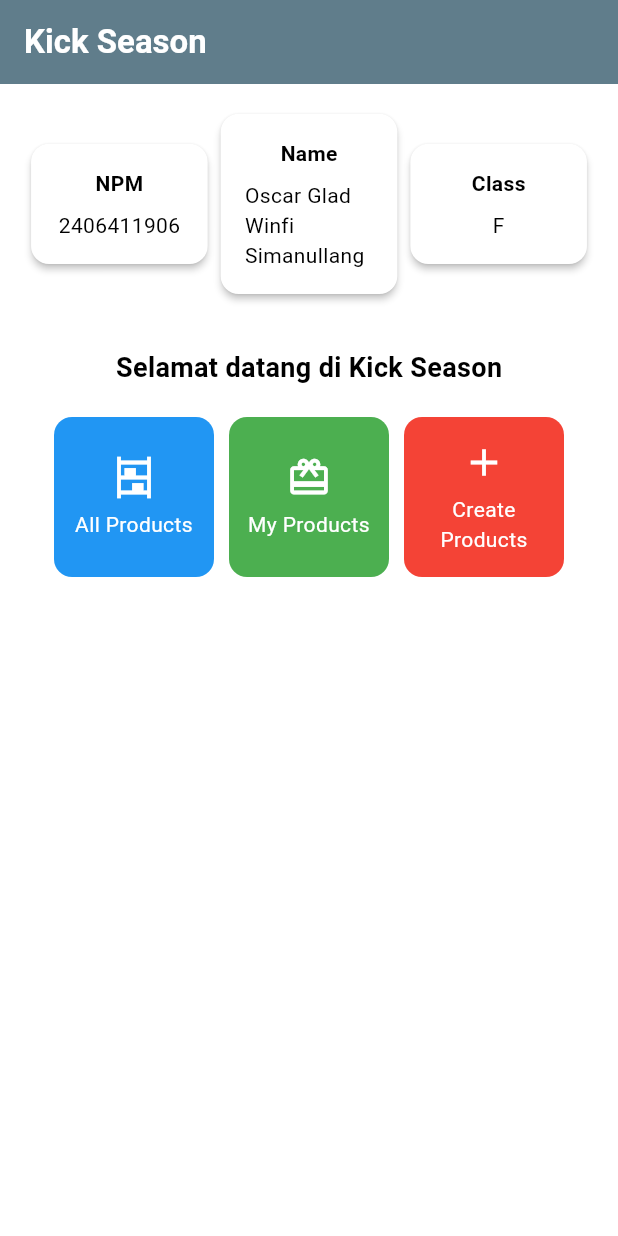
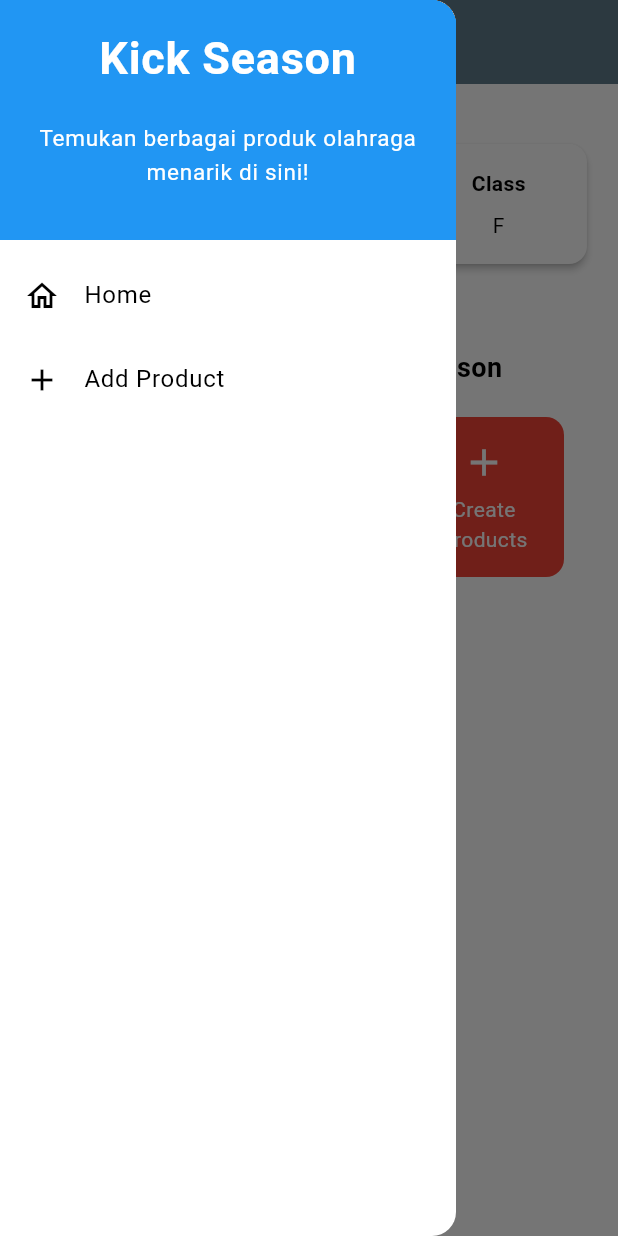
Before and after one commit to OscarGlad14/kick-season-mobile, a Flutter app: the screen it shows after launch, with the side drawer open (before the commit the screen has no drawer), on a phone screen of 412 x 824 dp. Run offline on Flutter 3.47's test engine with Material 3 defaults, Android fonts, the light colour scheme and no system bars.

Commit message:
Menyelesaikan tugas 8

```diff
--- a/lib/main.dart
+++ b/lib/main.dart
@@ -1,5 +1,5 @@
 import 'package:flutter/material.dart';
-import 'package:kick_season/menu.dart';
+import 'package:kick_season/screens/menu.dart';
 
 void main() {
   runApp(const MyApp());
--- a/lib/menu.dart
+++ b/lib/screens/menu.dart
@@ -1,5 +1,6 @@
 import 'package:flutter/material.dart';
-
+import 'package:kick_season/widgets/product_card.dart';
+import 'package:kick_season/widgets/left_drawer.dart';
 
 class MyHomePage extends StatelessWidget {
   MyHomePage({super.key});
@@ -30,6 +31,7 @@ class MyHomePage extends StatelessWidget {
         // Warna latar belakang AppBar diambil dari skema warna tema aplikasi.
         backgroundColor: Theme.of(context).colorScheme.primary,
       ),
+      drawer: LeftDrawer(),
       // Body halaman dengan padding di sekelilingnya.
       body: Padding(
         padding: const EdgeInsets.all(16.0),
@@ -133,57 +135,3 @@ class ItemHomepage {
 
  ItemHomepage(this.name, this.icon, this.color);
 }
-
-class ItemCard extends StatelessWidget {
-  // Menampilkan kartu dengan ikon dan nama.
-
-  final ItemHomepage item;
-
-  const ItemCard(this.item, {super.key});
-
-  @override
-  Widget build(BuildContext context) {
-    return Material(
-      // Menentukan warna latar belakang dari tema aplikasi.
-      color: item.color,
-      // Membuat sudut kartu melengkung.
-      borderRadius: BorderRadius.circular(12),
-
-      child: InkWell(
-        // Aksi ketika kartu ditekan.
-        onTap: () {
-          // Menampilkan pesan SnackBar saat kartu ditekan.
-          ScaffoldMessenger.of(context)
-            ..hideCurrentSnackBar()
-            ..showSnackBar(
-              SnackBar(content: Text("Kamu telah menekan tombol ${item.name}"))
-            );
-        },
-        // Container untuk menyimpan Icon dan Text
-        child: Container(
-          padding: const EdgeInsets.all(8),
-          child: Center(
-            child: Column(
-              // Menyusun ikon dan teks di tengah kartu.
-              mainAxisAlignment: MainAxisAlignment.center,
-              children: [
-                Icon(
-                  item.icon,
-                  color: Colors.white,
-                  size: 30.0,
-                ),
-                const Padding(padding: EdgeInsets.all(3)),
-                Text(
-                  item.name,
-                  textAlign: TextAlign.center,
-                  style: const TextStyle(color: Colors.white),
-                ),
-              ],
-            ),
-          ),
-        ),
-      ),
-    );
-  }
-
-}
--- /dev/null
+++ b/lib/widgets/left_drawer.dart
@@ -0,0 +1,68 @@
+import 'package:flutter/material.dart';
+import 'package:kick_season/screens/menu.dart';
+import 'package:kick_season/screens/product_form.dart';
+
+class LeftDrawer extends StatelessWidget {
+  const LeftDrawer({super.key});
+
+  @override
+  Widget build(BuildContext context) {
+    return Drawer(
+      child: ListView(
+        children: [
+          const DrawerHeader(
+            decoration: BoxDecoration(
+              color: Colors.blue,
+            ),
+            child: Column(
+              children: [
+                Text(
+                  'Kick Season',
+                  textAlign: TextAlign.center,
+                  style: TextStyle(
+                    fontSize: 30,
+                    fontWeight: FontWeight.bold,
+                    color: Colors.white,
+                  ),
+                ),
+                Padding(padding: EdgeInsets.all(10)),
+                Text("Temukan berbagai produk olahraga menarik di sini!",
+                    textAlign: TextAlign.center,
+                    style: TextStyle(
+                      fontSize: 15,
+                      fontWeight: FontWeight.normal,
+                      color: Colors.white,
+                    )
+                    ),
+              ],
+            ),
+          ),
+            ListTile(
+              leading: const Icon(Icons.home_outlined),
+              title: const Text('Home'),
+              // Bagian redirection ke MyHomePage
+              onTap: () {
+                Navigator.pushReplacement(
+                    context,
+                    MaterialPageRoute(
+                      builder: (context) => MyHomePage(),
+                    ));
+              },
+            ),
+            ListTile(
+              leading: const Icon(Icons.add),
+              title: const Text('Add Product'),
+              // Bagian redirection ke ProductFormPage
+              onTap: () {
+                Navigator.pushReplacement(
+                    context,
+                    MaterialPageRoute(
+                      builder: (context) => ProductFormPage(),
+                    ));
+              },
+            ),
+        ],
+      ),
+    );
+  }
+}
--- /dev/null
+++ b/lib/widgets/product_card.dart
@@ -0,0 +1,67 @@
+import 'package:flutter/material.dart';
+import 'package:kick_season/screens/product_form.dart';
+import 'package:kick_season/screens/menu.dart';
+
+
+class ItemCard extends StatelessWidget {
+  // Menampilkan kartu dengan ikon dan nama.
+
+  final ItemHomepage item;
+
+  const ItemCard(this.item, {super.key});
+
+  @override
+  Widget build(BuildContext context) {
+    return Material(
+      // Menentukan warna latar belakang dari tema aplikasi.
+      color: item.color,
+      // Membuat sudut kartu melengkung.
+      borderRadius: BorderRadius.circular(12),
+
+      child: InkWell(
+        // Aksi ketika kartu ditekan.
+        onTap: () {
+          // Menampilkan pesan SnackBar saat kartu ditekan.
+          ScaffoldMessenger.of(context)
+            ..hideCurrentSnackBar()
+            ..showSnackBar(
+              SnackBar(content: Text("Kamu telah menekan tombol ${item.name}"))
+            );
+
+          if(item.name == "Create Products"){
+            Navigator.push(
+              context,
+              MaterialPageRoute(
+                builder: (context) => const ProductFormPage()
+              )
+            );
+          }
+        },
+        // Container untuk menyimpan Icon dan Text
+        child: Container(
+          padding: const EdgeInsets.all(8),
+          child: Center(
+            child: Column(
+              // Menyusun ikon dan teks di tengah kartu.
+              mainAxisAlignment: MainAxisAlignment.center,
+              children: [
+                Icon(
+                  item.icon,
+                  color: Colors.white,
+                  size: 30.0,
+                ),
+                const Padding(padding: EdgeInsets.all(3)),
+                Text(
+                  item.name,
+                  textAlign: TextAlign.center,
+                  style: const TextStyle(color: Colors.white),
+                ),
+              ],
+            ),
+          ),
+        ),
+      ),
+    );
+  }
+
+}
```
Also changed, not shown: lib/screens/product_form.dart (added, +358 -0 lines), 1 other file.
